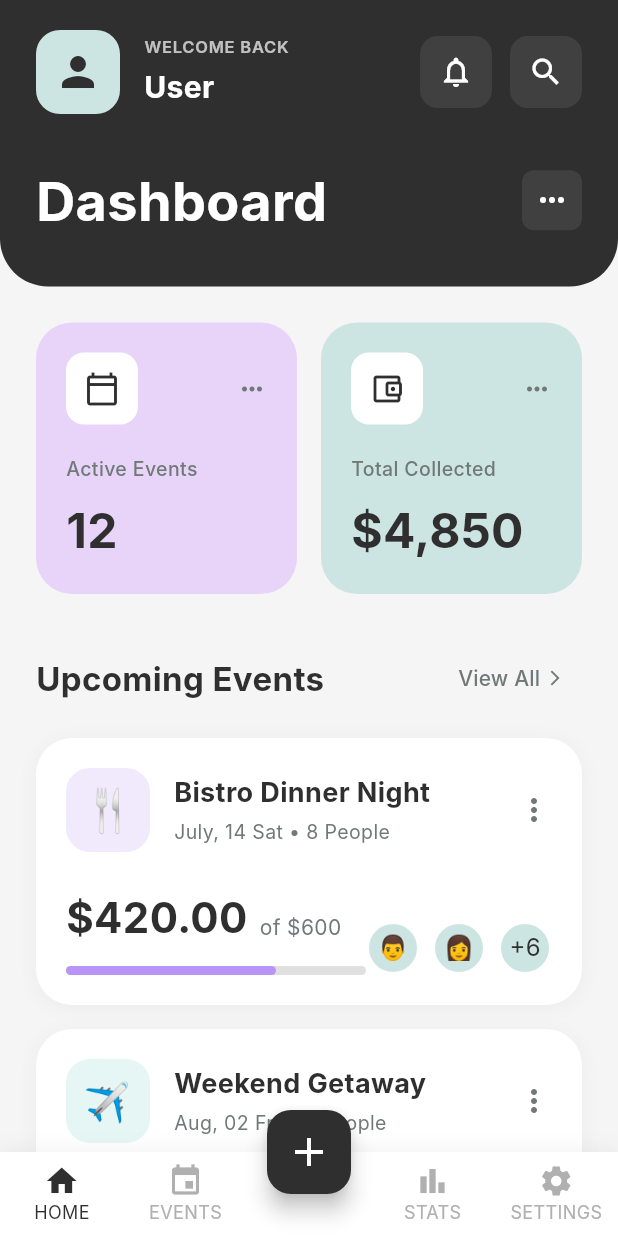
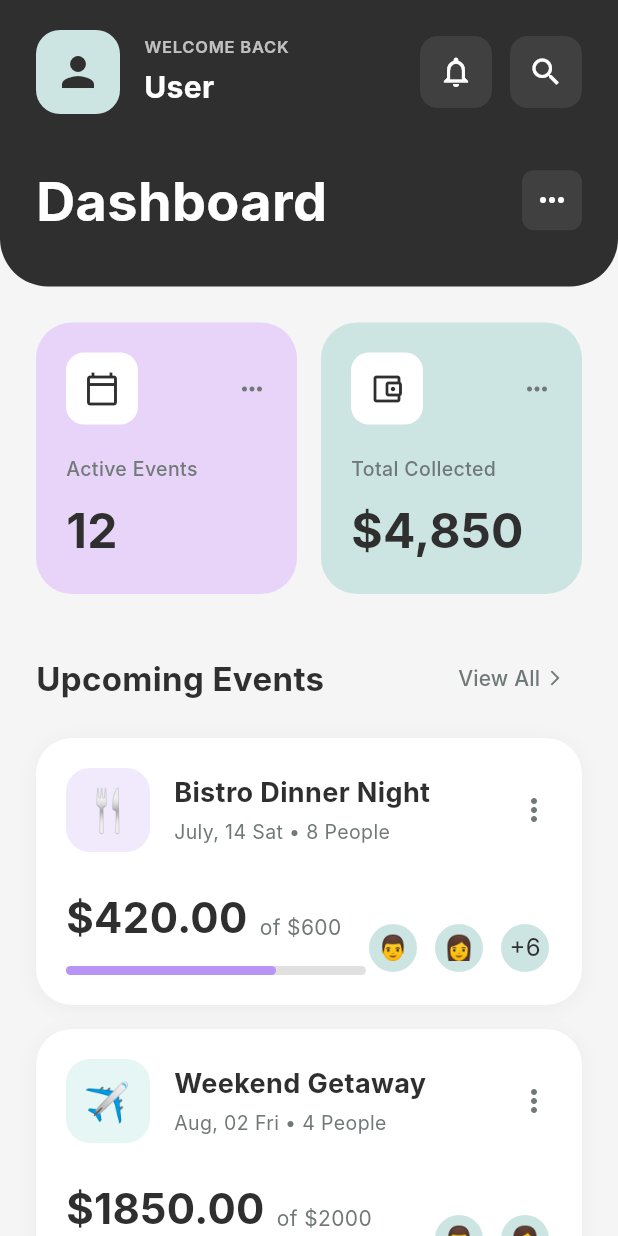
Before and after one commit to akashvadh12/Split-Money, a Flutter app: the HomeScreen screen opened by its route, on a phone screen of 412 x 824 dp. Run offline on Flutter 3.47's test engine with Material 3 defaults, Android fonts, the phone set to English and light mode, and no system bars; our stand-ins replace animated_notch_bottom_bar, connectivity_plus, get, lottie, shared_preferences, smooth_page_indicator; accounts and stored records are empty; Roboto replaces fonts that are missing (Inter).

Commit message:
feat: Update navigation from '/main' to '/home' in LoginController

```diff
--- a/lib/app/modules/auth/auth_controller.dart
+++ b/lib/app/modules/auth/auth_controller.dart
@@ -67,7 +67,7 @@ class LoginController extends GetxController {
             passwordController.text == "Test@1234") ||
         (emailController.text == "akash@gmail.com" &&
             passwordController.text == "Test@123")) {
-      Get.offAllNamed('/main');
+      Get.offAllNamed('/home');
       return;
     }
 
--- a/lib/app/modules/home/home_view.dart
+++ b/lib/app/modules/home/home_view.dart
@@ -11,14 +11,18 @@ class HomeScreen extends GetView<HomeController> {
     final isDark = theme.brightness == Brightness.dark;
 
     return Scaffold(
-      backgroundColor: isDark ? const Color(0xFF1A1C1E) : const Color(0xFFF5F5F5),
+      backgroundColor: isDark
+          ? const Color(0xFF1A1C1E)
+          : const Color(0xFFF5F5F5),
       body: SafeArea(
         child: Column(
           children: [
             // Header Section
             Container(
               decoration: BoxDecoration(
-                color: isDark ? const Color(0xFF2F2F2F) : const Color(0xFF2F2F2F),
+                color: isDark
+                    ? const Color(0xFF2F2F2F)
+                    : const Color(0xFF2F2F2F),
                 borderRadius: const BorderRadius.only(
                   bottomLeft: Radius.circular(32),
                   bottomRight: Radius.circular(32),
@@ -60,14 +64,16 @@ class HomeScreen extends GetView<HomeController> {
                               ),
                             ),
                             const SizedBox(height: 4),
-                            Obx(() => Text(
+                            Obx(
+                              () => Text(
                                 controller.userName,
                                 style: const TextStyle(
                                   fontSize: 20,
                                   fontWeight: FontWeight.bold,
                                   color: Colors.white,
                                 ),
-                            )),
+                              ),
+                            ),
                           ],
                         ),
                       ),
@@ -177,7 +183,9 @@ class HomeScreen extends GetView<HomeController> {
                           style: TextStyle(
                             fontSize: 22,
                             fontWeight: FontWeight.bold,
-                            color: isDark ? Colors.white : const Color(0xFF2F2F2F),
+                            color: isDark
+                                ? Colors.white
+                                : const Color(0xFF2F2F2F),
                           ),
                         ),
                         TextButton(
@@ -187,7 +195,9 @@ class HomeScreen extends GetView<HomeController> {
                               Text(
                                 'View All',
                                 style: TextStyle(
-                                  color: isDark ? const Color(0xFF8A9291) : const Color(0xFF707978),
+                                  color: isDark
+                                      ? const Color(0xFF8A9291)
+                                      : const Color(0xFF707978),
                                   fontSize: 14,
                                   fontWeight: FontWeight.w500,
                                 ),
@@ -196,7 +206,9 @@ class HomeScreen extends GetView<HomeController> {
                               Icon(
                                 Icons.arrow_forward_ios,
                                 size: 12,
-                                color: isDark ? const Color(0xFF8A9291) : const Color(0xFF707978),
+                                color: isDark
+                                    ? const Color(0xFF8A9291)
+                                    : const Color(0xFF707978),
                               ),
                             ],
                           ),
@@ -207,7 +219,8 @@ class HomeScreen extends GetView<HomeController> {
                     const SizedBox(height: 16),
 
                     // Event Cards
-                    Obx(() => ListView.builder(
+                    Obx(
+                      () => ListView.builder(
                         shrinkWrap: true,
                         physics: const NeverScrollableScrollPhysics(),
                         itemCount: controller.upcomingEvents.length,
@@ -218,7 +231,8 @@ class HomeScreen extends GetView<HomeController> {
                             child: _buildEventCard(event, isDark),
                           );
                         },
-                    )),
+                      ),
+                    ),
                   ],
                 ),
               ),
@@ -227,18 +241,7 @@ class HomeScreen extends GetView<HomeController> {
         ),
       ),
 
-      // Bottom Navigation Bar
-      bottomNavigationBar: _buildBottomNavBar(isDark),
-
-      // Floating Action Button
-      floatingActionButton: FloatingActionButton(
-        onPressed: () {
-          // Navigate to create event
-        },
-        backgroundColor: const Color(0xFF2F2F2F),
-        child: const Icon(Icons.add, color: Colors.white, size: 32),
-      ),
-      floatingActionButtonLocation: FloatingActionButtonLocation.centerDocked,
+      // ...existing code...
     );
   }
 
@@ -276,7 +279,9 @@ class HomeScreen extends GetView<HomeController> {
               ),
               Icon(
                 Icons.more_horiz,
-                color: isDark ? const Color(0xFF8A9291) : const Color(0xFF707978),
+                color: isDark
+                    ? const Color(0xFF8A9291)
+                    : const Color(0xFF707978),
                 size: 20,
               ),
             ],
@@ -316,7 +321,9 @@ class HomeScreen extends GetView<HomeController> {
         decoration: BoxDecoration(
           color: isDark ? const Color(0xFF222427) : Colors.white,
           borderRadius: BorderRadius.circular(24),
-          boxShadow: isDark ? [] : [
+          boxShadow: isDark
+              ? []
+              : [
                   BoxShadow(
                     color: Colors.black.withOpacity(0.04),
                     blurRadius: 10,
@@ -355,7 +362,9 @@ class HomeScreen extends GetView<HomeController> {
                         style: TextStyle(
                           fontSize: 18,
                           fontWeight: FontWeight.bold,
-                          color: isDark ? Colors.white : const Color(0xFF2F2F2F),
+                          color: isDark
+                              ? Colors.white
+                              : const Color(0xFF2F2F2F),
                         ),
                       ),
                       const SizedBox(height: 4),
@@ -363,7 +372,9 @@ class HomeScreen extends GetView<HomeController> {
                         event.date,
                         style: TextStyle(
                           fontSize: 13,
-                          color: isDark ? const Color(0xFF8A9291) : const Color(0xFF707978),
+                          color: isDark
+                              ? const Color(0xFF8A9291)
+                              : const Color(0xFF707978),
                         ),
                       ),
                     ],
@@ -372,7 +383,9 @@ class HomeScreen extends GetView<HomeController> {
                 // More Icon
                 Icon(
                   Icons.more_vert,
-                  color: isDark ? const Color(0xFF8A9291) : const Color(0xFF707978),
+                  color: isDark
+                      ? const Color(0xFF8A9291)
+                      : const Color(0xFF707978),
                 ),
               ],
             ),
@@ -393,7 +406,9 @@ class HomeScreen extends GetView<HomeController> {
                           style: TextStyle(
                             fontSize: 28,
                             fontWeight: FontWeight.bold,
-                            color: isDark ? Colors.white : const Color(0xFF2F2F2F),
+                            color: isDark
+                                ? Colors.white
+                                : const Color(0xFF2F2F2F),
                           ),
                         ),
                         const SizedBox(width: 8),
@@ -403,7 +418,9 @@ class HomeScreen extends GetView<HomeController> {
                             'of \$${event.target.toStringAsFixed(0)}',
                             style: TextStyle(
                               fontSize: 14,
-                              color: isDark ? const Color(0xFF8A9291) : const Color(0xFF707978),
+                              color: isDark
+                                  ? const Color(0xFF8A9291)
+                                  : const Color(0xFF707978),
                             ),
                           ),
                         ),
@@ -415,7 +432,9 @@ class HomeScreen extends GetView<HomeController> {
                       width: 200,
                       height: 6,
                       decoration: BoxDecoration(
-                        color: isDark ? const Color(0xFF404040) : const Color(0xFFE0E0E0),
+                        color: isDark
+                            ? const Color(0xFF404040)
+                            : const Color(0xFFE0E0E0),
                         borderRadius: BorderRadius.circular(3),
                       ),
                       child: FractionallySizedBox(
@@ -444,7 +463,9 @@ class HomeScreen extends GetView<HomeController> {
                           color: const Color(0xFFCCE5E3),
                           shape: BoxShape.circle,
                           border: Border.all(
-                            color: isDark ? const Color(0xFF222427) : Colors.white,
+                            color: isDark
+                                ? const Color(0xFF222427)
+                                : Colors.white,
                             width: 2,
                           ),
                         ),
@@ -466,50 +487,5 @@ class HomeScreen extends GetView<HomeController> {
     );
   }
 
-  Widget _buildBottomNavBar(bool isDark) {
-    return Container(
-      decoration: BoxDecoration(
-        color: isDark ? const Color(0xFF222427) : Colors.white,
-        boxShadow: [
-          BoxShadow(
-            color: Colors.black.withOpacity(0.05),
-            blurRadius: 10,
-            offset: const Offset(0, -2),
-          ),
-        ],
-      ),
-      child: BottomNavigationBar(
-        type: BottomNavigationBarType.fixed,
-        backgroundColor: Colors.transparent,
-        elevation: 0,
-        selectedItemColor: const Color(0xFF2F2F2F),
-        unselectedItemColor: isDark ? const Color(0xFF8A9291) : const Color(0xFFB0B0B0),
-        selectedFontSize: 12,
-        unselectedFontSize: 12,
-        currentIndex: 0,
-        items: const [
-          BottomNavigationBarItem(
-            icon: Icon(Icons.home),
-            label: 'HOME',
-          ),
-          BottomNavigationBarItem(
-            icon: Icon(Icons.event),
-            label: 'EVENTS',
-          ),
-          BottomNavigationBarItem(
-            icon: SizedBox(width: 48),
-            label: '',
-          ),
-          BottomNavigationBarItem(
-            icon: Icon(Icons.bar_chart),
-            label: 'STATS',
-          ),
-          BottomNavigationBarItem(
-            icon: Icon(Icons.settings),
-            label: 'SETTINGS',
-          ),
-        ],
-      ),
-    );
+  // ...existing code...
 }
-}
```
Lines whose indentation alone changed are shown as unchanged.
